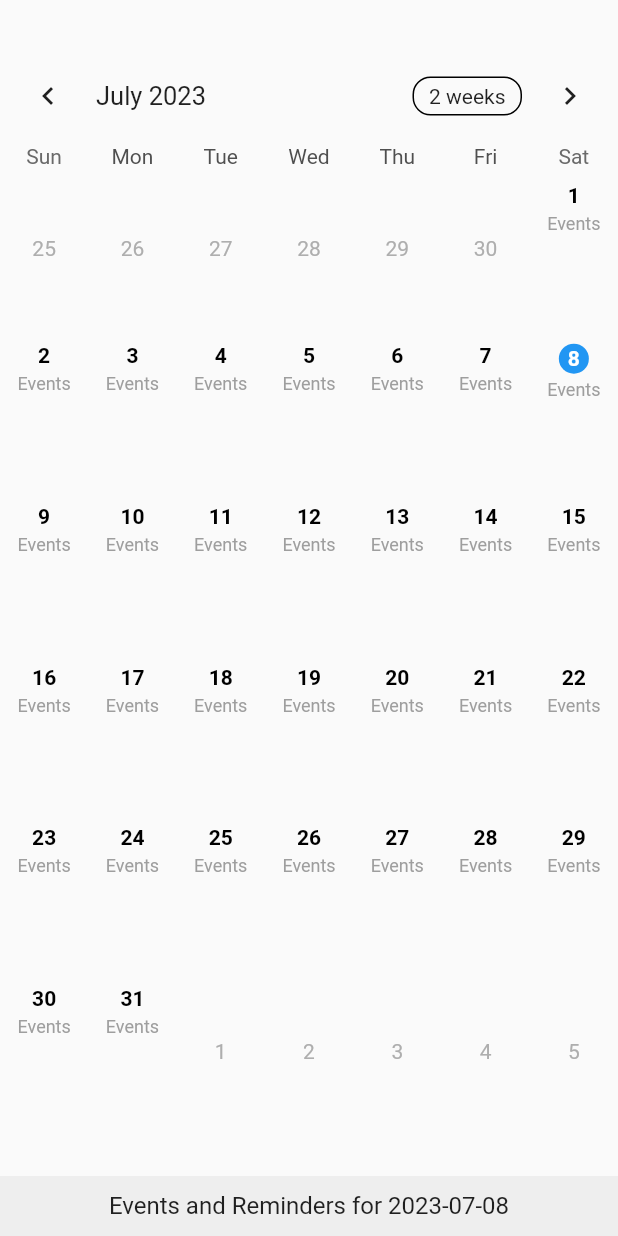
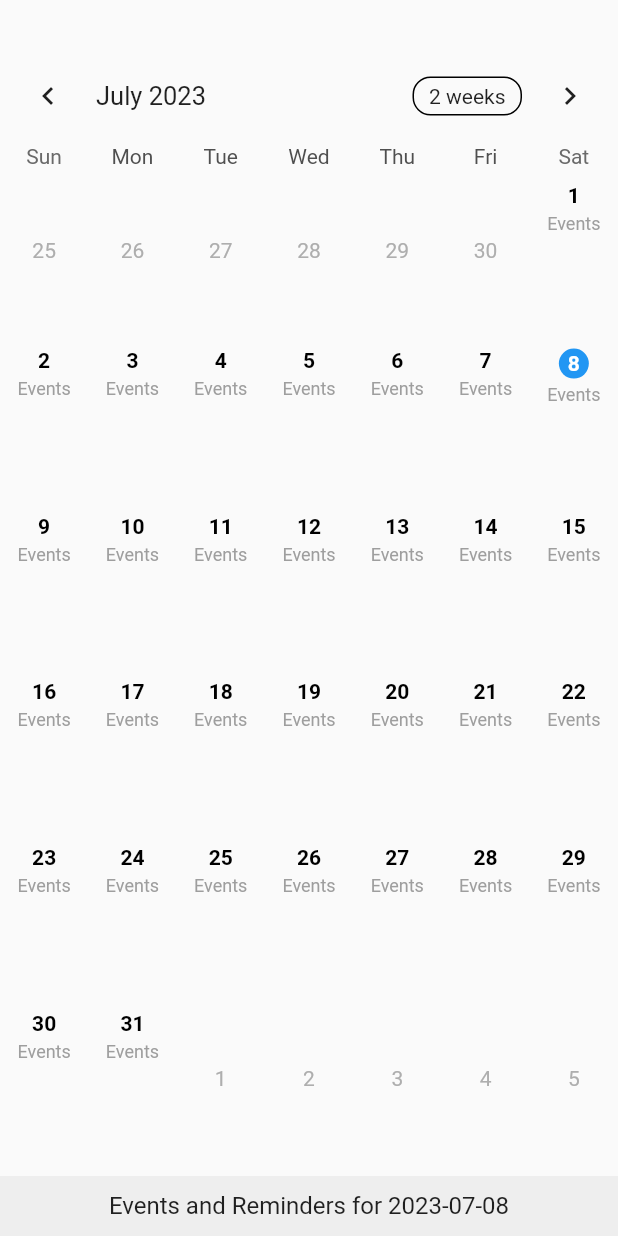
Before and after one commit to SLE-Sriracha/SLE_APP, a Flutter app: the screen it shows after launch, on a phone screen of 412 x 824 dp. Run offline on Flutter 3.47's test engine with Material 2 defaults, Android fonts, the phone set to English and light mode, and no system bars; drawn by our look-alikes of table_calendar.

Commit message:
size change

```diff
--- a/lib/components/calendarComponent.dart
+++ b/lib/components/calendarComponent.dart
@@ -26,7 +26,7 @@ class _calendarComponentState extends State<calendarComponent> {
             focusedDay: _focusedDay,
             firstDay: DateTime(2023),
             lastDay: DateTime(2030),
-            rowHeight: MediaQuery.of(context).size.height * 0.13,
+            rowHeight: MediaQuery.of(context).size.height * 0.134,
             onFormatChanged: (format) {
               setState(() {
                 _calendarFormat = format;
```
